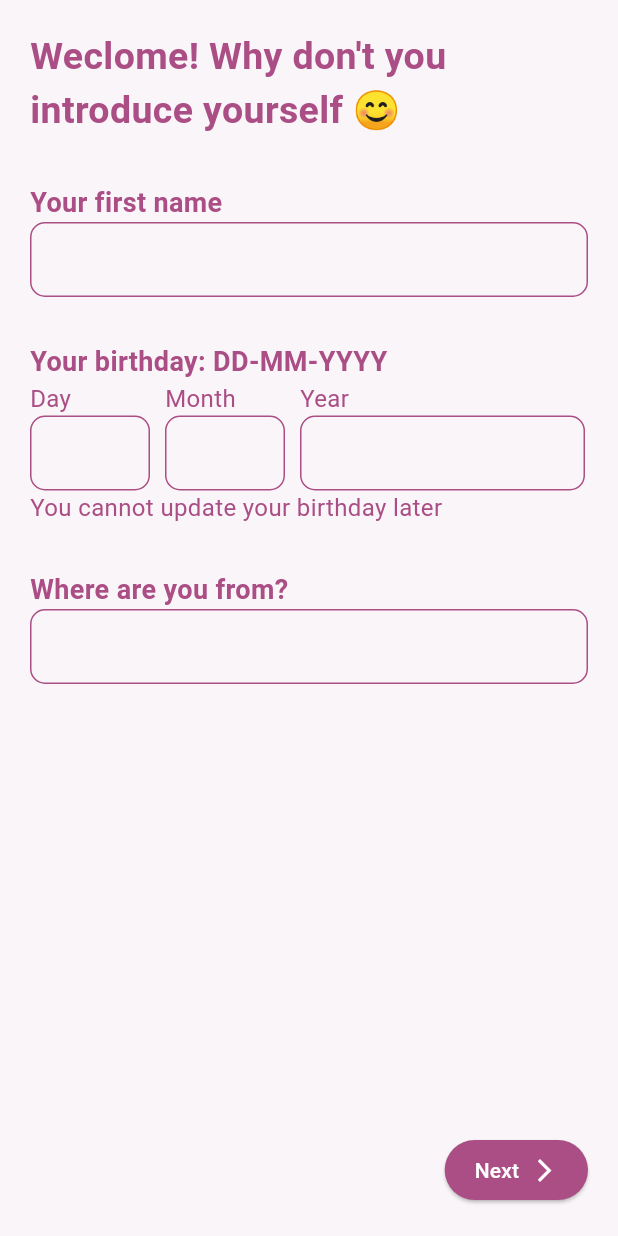
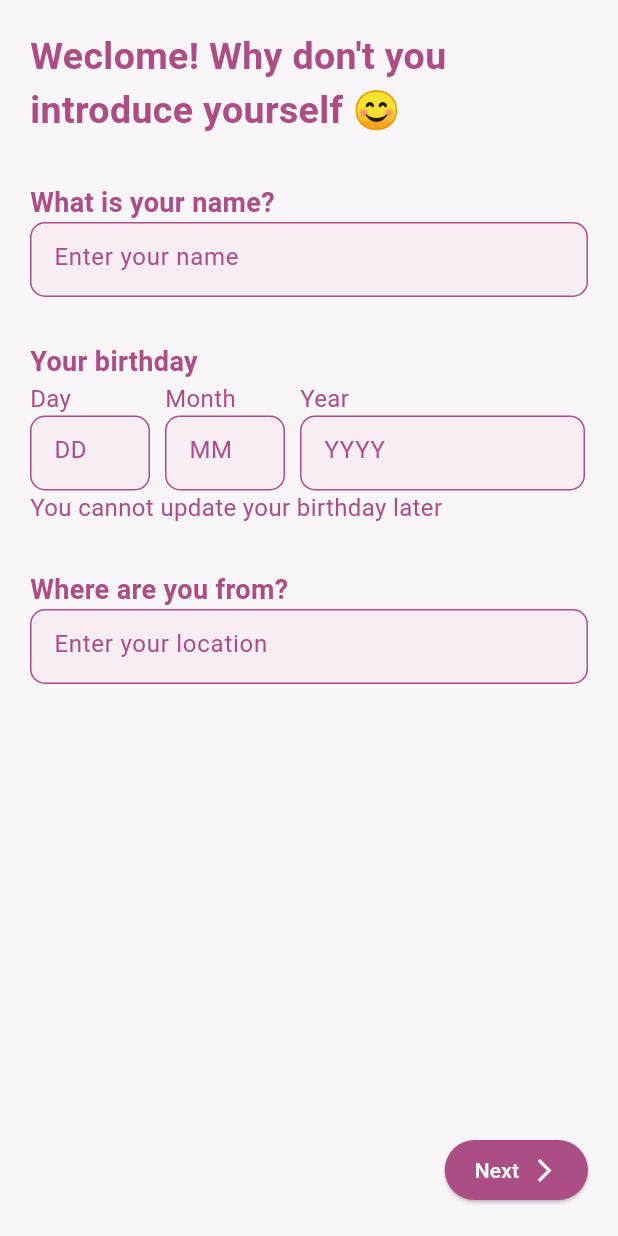
Before and after one commit to mayasaltzman/FNGR, a Flutter app: the ProfileIntroPage screen opened directly, on a phone screen of 412 x 824 dp. Run offline on Flutter 3.47's test engine with Material 3 defaults, Android fonts, the phone set to English and light mode, and no system bars; our stand-ins replace cloud_firestore, firebase_auth, firebase_core, firebase_storage, geocoding, geolocator and 2 more; missing offline and left inert: flutter_chat_core, flutter_chat_ui; accounts and stored records are empty; Roboto replaces fonts that are missing (Gilroy-bold).

Commit message:
edit profile matching create profile

```diff
--- a/lib/pages/profile/create_profile_steps/profile_intro_page.dart
+++ b/lib/pages/profile/create_profile_steps/profile_intro_page.dart
@@ -27,12 +27,12 @@ class ProfileIntroPage extends StatelessWidget {
                   style: ProfileStyles.pageHeader(context)),
               TextInputField(
                   controller: _nameController,
-                  labelText: "Name",
-                  textType: "Your first name"),
+                  labelText: "Enter your name",
+                  textType: "What is your name?"),
               TextInputFieldBirthday(),
               TextInputField(
                   controller: _locationController,
-                  labelText: "Location",
+                  labelText: "Enter your location",
                   textType: "Where are you from?"),
               Spacer(),
               Align(
--- a/lib/pages/profile/create_profile_steps/styles/create_profile_styles.dart
+++ b/lib/pages/profile/create_profile_steps/styles/create_profile_styles.dart
@@ -72,7 +72,8 @@ abstract class ProfileStyles {
             width: 2,
           ),
         ),
-    );
+        filled: true,
+        fillColor: Theme.of(context).colorScheme.primaryContainer);
   }
 
   static InputDecoration bioInputDecoration(
@@ -83,6 +84,8 @@ abstract class ProfileStyles {
     return InputDecoration(
       labelText: label,
       labelStyle: inputText(context),
+      filled: true,
+      fillColor: Theme.of(context).colorScheme.primaryContainer,
       floatingLabelBehavior: FloatingLabelBehavior.never,
       enabledBorder: OutlineInputBorder(
         borderRadius: BorderRadius.circular(10),
--- a/lib/pages/profile/user_profile_page.dart
+++ b/lib/pages/profile/user_profile_page.dart
@@ -220,8 +220,11 @@ class _UserProfilePageState extends State<UserProfilePage> {
                           : null,
                       bottom: isUserProfile
                           ? TabBar(
+                              dividerColor: Theme.of(context).colorScheme.secondaryFixed,
+                              labelColor: Theme.of(context).colorScheme.secondaryFixed,
+                              unselectedLabelColor: Theme.of(context).colorScheme.secondaryFixed,
                               tabs: [
-                                Tab(text: "Edit"),
+                                Tab(text: "Edit",),
                                 Tab(text: "View"),
                               ],
                             )
--- a/lib/pages/profile/widgets/image_button_widget.dart
+++ b/lib/pages/profile/widgets/image_button_widget.dart
@@ -30,6 +30,7 @@ class ImageButton extends StatelessWidget {
                     color: Theme.of(context).colorScheme.primaryFixed,
                   ),
                   borderRadius: BorderRadius.circular(15),
+                  color: Theme.of(context).colorScheme.primaryContainer
                 ),
                 child: image != null
                     ? Image.file(
--- a/lib/pages/profile/widgets/text_input_widgets.dart
+++ b/lib/pages/profile/widgets/text_input_widgets.dart
@@ -31,7 +31,10 @@ class TextInputField extends StatelessWidget {
           child: TextFormField(
             controller: controller,
             style: ProfileStyles.inputText(context),
-            decoration: ProfileStyles.inputDecoration(context),
+            decoration: ProfileStyles.inputDecoration(context).copyWith(
+                hintText: labelText,
+                hintStyle: TextStyle(
+                    color: Theme.of(context).colorScheme.primaryFixed)),
             validator: validator,
           ))
     ]);
@@ -71,7 +74,12 @@ class TextInputFieldLong extends StatelessWidget {
                 maxLines: 20,
                 maxLength: maxChars,
                 style: ProfileStyles.inputText(context),
-                decoration: ProfileStyles.bioInputDecoration(context, bio, remaining),
+                decoration: ProfileStyles.bioInputDecoration(
+                        context, bio, remaining)
+                    .copyWith(
+                        hintText: "Tell us a bit about yourself!",
+                        hintStyle: TextStyle(
+                            color: Theme.of(context).colorScheme.primaryFixed)),
               );
             },
           ),
@@ -85,8 +93,7 @@ class TextInputFieldBirthday extends StatelessWidget {
   @override
   Widget build(BuildContext context) {
     return Column(crossAxisAlignment: CrossAxisAlignment.start, children: [
-      Text("Your birthday: DD-MM-YYYY",
-          style: ProfileStyles.inputHeader(context)),
+      Text("Your birthday", style: ProfileStyles.inputHeader(context)),
       Row(
         spacing: 10,
         children: [
@@ -99,7 +106,13 @@ class TextInputFieldBirthday extends StatelessWidget {
                   height: 50,
                   child: TextFormField(
                       style: ProfileStyles.inputText(context),
-                      decoration: ProfileStyles.inputDecoration(context)))
+                      decoration: ProfileStyles.inputDecoration(context)
+                          .copyWith(
+                              hintText: "DD",
+                              hintStyle: TextStyle(
+                                  color: Theme.of(context)
+                                      .colorScheme
+                                      .primaryFixed))))
             ],
           ),
           Column(
@@ -111,7 +124,13 @@ class TextInputFieldBirthday extends StatelessWidget {
                   height: 50,
                   child: TextFormField(
                       style: ProfileStyles.inputText(context),
-                      decoration: ProfileStyles.inputDecoration(context)))
+                      decoration: ProfileStyles.inputDecoration(context)
+                          .copyWith(
+                              hintText: "MM",
+                              hintStyle: TextStyle(
+                                  color: Theme.of(context)
+                                      .colorScheme
+                                      .primaryFixed))))
             ],
           ),
           Column(
@@ -123,7 +142,13 @@ class TextInputFieldBirthday extends StatelessWidget {
                   height: 50,
                   child: TextFormField(
                       style: ProfileStyles.inputText(context),
-                      decoration: ProfileStyles.inputDecoration(context)))
+                      decoration: ProfileStyles.inputDecoration(context)
+                          .copyWith(
+                              hintText: "YYYY",
+                              hintStyle: TextStyle(
+                                  color: Theme.of(context)
+                                      .colorScheme
+                                      .primaryFixed))))
             ],
           ),
         ],
```
Also changed, not shown: lib/pages/profile/update_profile_page.dart (+24 -56 lines). Lines whose indentation alone changed are shown as unchanged.
